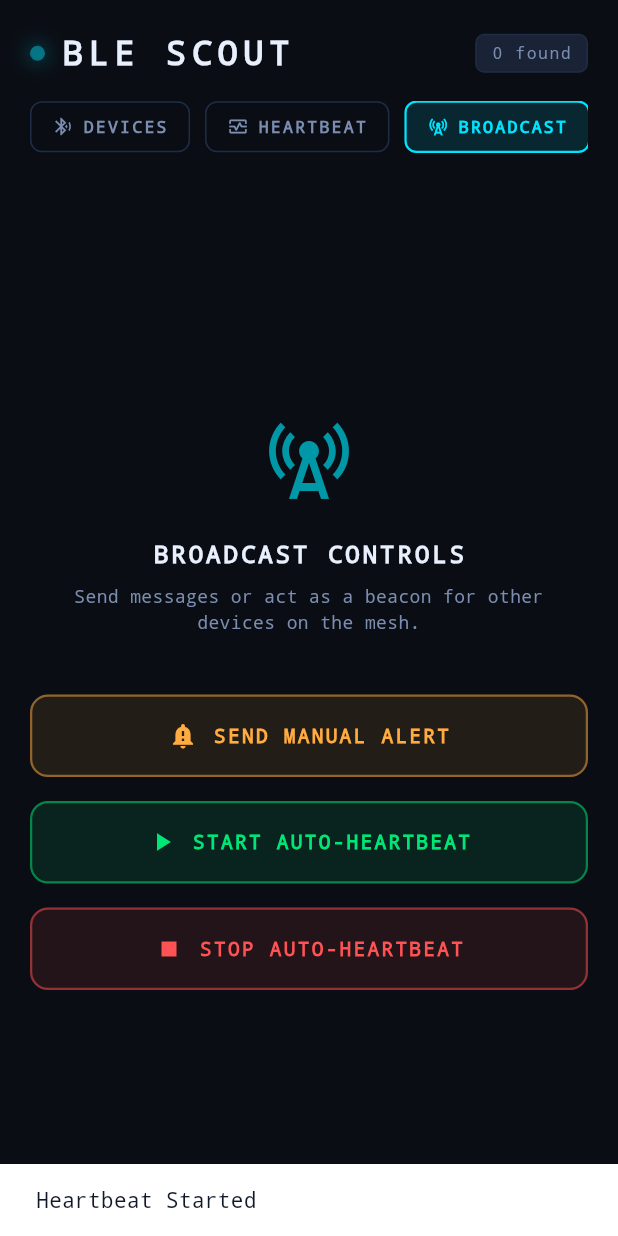
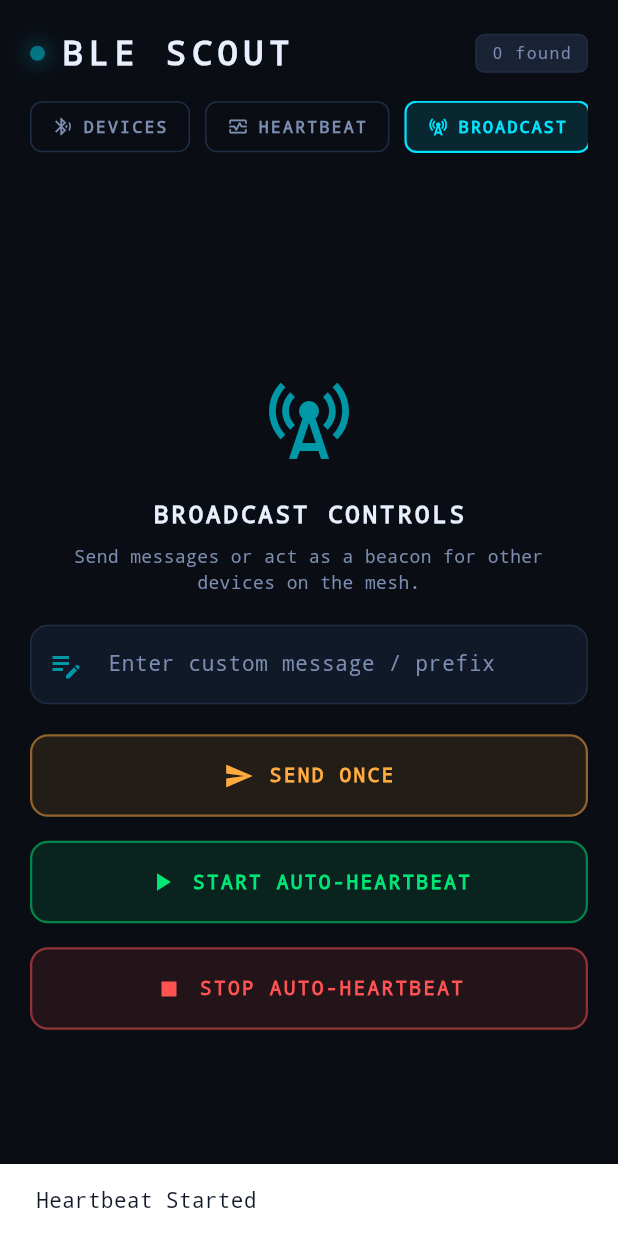
Before and after one commit to 0xteamCookie/echo, a Flutter app: the screen it shows after launch, after a tap on "HEARTBEAT", after a tap on "BROADCAST", after a tap on "START AUTO-HEARTBEAT", on a phone screen of 412 x 824 dp. Run offline on Flutter 3.47's test engine with Material 3 defaults, Android fonts, the phone set to English and light mode, and no system bars; our stand-ins replace flutter_blue_plus, permission_handler; missing offline and left inert: ble_peripheral.

Commit message:
text box added

```diff
--- a/lib/main.dart
+++ b/lib/main.dart
@@ -71,6 +71,9 @@ class _BleScoutScreenState extends State<BleScoutScreen>
   late AnimationController _pulseController;
   late Animation<double> _pulseAnim;
 
+  // Add controller for custom message
+  final TextEditingController _msgController = TextEditingController();
+
   @override
   void initState() {
     super.initState();
@@ -108,6 +111,7 @@ class _BleScoutScreenState extends State<BleScoutScreen>
   @override
   void dispose() {
     _pulseController.dispose();
+    _msgController.dispose();
     super.dispose();
   }
 
@@ -328,15 +332,45 @@ class _BleScoutScreenState extends State<BleScoutScreen>
             textAlign: TextAlign.center,
             style: TextStyle(color: _textSecondary, fontSize: 12),
           ),
-          const SizedBox(height: 40),
+          const SizedBox(height: 20),
+
+          // Input Box for Custom Message
+          TextField(
+            controller: _msgController,
+            style: const TextStyle(color: _textPrimary, fontSize: 14),
+            decoration: InputDecoration(
+              filled: true,
+              fillColor: _surface,
+              hintText: "Enter custom message / prefix",
+              hintStyle: const TextStyle(color: _textSecondary),
+              prefixIcon: const Icon(Icons.edit_note, color: _accentDim),
+              border: OutlineInputBorder(
+                borderRadius: BorderRadius.circular(12),
+                borderSide: const BorderSide(color: _divider),
+              ),
+              enabledBorder: OutlineInputBorder(
+                borderRadius: BorderRadius.circular(12),
+                borderSide: const BorderSide(color: _divider),
+              ),
+              focusedBorder: OutlineInputBorder(
+                borderRadius: BorderRadius.circular(12),
+                borderSide: const BorderSide(color: _accent, width: 1.5),
+              ),
+            ),
+          ),
+
+          const SizedBox(height: 20),
           _actionButton(
-            label: "SEND MANUAL ALERT",
-            icon: Icons.notification_important,
+            label: "SEND ONCE",
+            icon: Icons.send,
             color: Colors.orangeAccent,
             onTap: () {
-              sendMessageToCentral("Manual Alert from ${_devices.length}!");
+              final msg = _msgController.text.trim().isNotEmpty
+                  ? _msgController.text
+                  : "Manual Alert!";
+              sendMessageToCentral(msg);
               ScaffoldMessenger.of(context).showSnackBar(
-                const SnackBar(content: Text('Manual Alert Sent!'), duration: Duration(seconds: 1)),
+                const SnackBar(content: Text('Message Sent!'), duration: Duration(seconds: 1)),
               );
             },
           ),
@@ -346,7 +380,7 @@ class _BleScoutScreenState extends State<BleScoutScreen>
             icon: Icons.play_arrow,
             color: _green,
             onTap: () {
-              startHeartbeat();
+              startHeartbeat(_msgController.text);
               ScaffoldMessenger.of(context).showSnackBar(
                 const SnackBar(content: Text('Heartbeat Started'), duration: Duration(seconds: 1)),
               );
--- a/lib/peripheral/initialize.dart
+++ b/lib/peripheral/initialize.dart
@@ -4,9 +4,6 @@ import 'dart:async';
 import 'package:ble_peripheral/ble_peripheral.dart';
 import 'package:ble_peripheral/src/ble_peripheral_interface.dart';
 import 'package:permission_handler/permission_handler.dart';
-
-// const String myServiceUuid = "0000180F-0000-1000-8000-00805F9B34FB";
-// const String myCharacteristicUuid = "00002A19-0000-1000-8000-00805F9B34FB";
 
 const String myServiceUuid = "12345678-1234-5678-1234-56789abcdef0";
 const String myCharacteristicUuid = "12345678-1234-5678-1234-56789abcdef1";
@@ -78,7 +75,7 @@ Future<void> _startAdvertisingSequence() async {
             value: null,
             permissions: [
               AttributePermissions.readable.index,
-              AttributePermissions.writeable.index // FIX 2: Add this to prevent pairing requests!
+              AttributePermissions.writeable.index
             ],
           ),
         ],
@@ -90,7 +87,8 @@ Future<void> _startAdvertisingSequence() async {
       localName: "MyBeacon",
     );
     print("Advertising requested...");
-    startHeartbeat();
+    // Only start heartbeat if you want it running blindly, otherwise let subscriptions trigger it
+    // startHeartbeat();
   } catch (e) {
     print("Broadcasting deferred: $e");
   }
@@ -111,13 +109,18 @@ Future<void> sendMessageToCentral(String message) async {
   }
 }
 
-void startHeartbeat() {
+void startHeartbeat([String customPrefix = "Heartbeat"]) {
   heartbeatTimer?.cancel();
+
+  if (customPrefix.trim().isEmpty) {
+    customPrefix = "Heartbeat";
+  }
+
   heartbeatTimer = Timer.periodic(const Duration(seconds: 5), (timer) {
     String timeStr = DateTime.now().toIso8601String().substring(11, 19);
-    sendMessageToCentral("Heartbeat: $timeStr");
+    sendMessageToCentral("$customPrefix: $timeStr");
   });
-  print("Heartbeat started.");
+  print("Heartbeat started with prefix: $customPrefix.");
 }
 
 void stopHeartbeat() {
```
